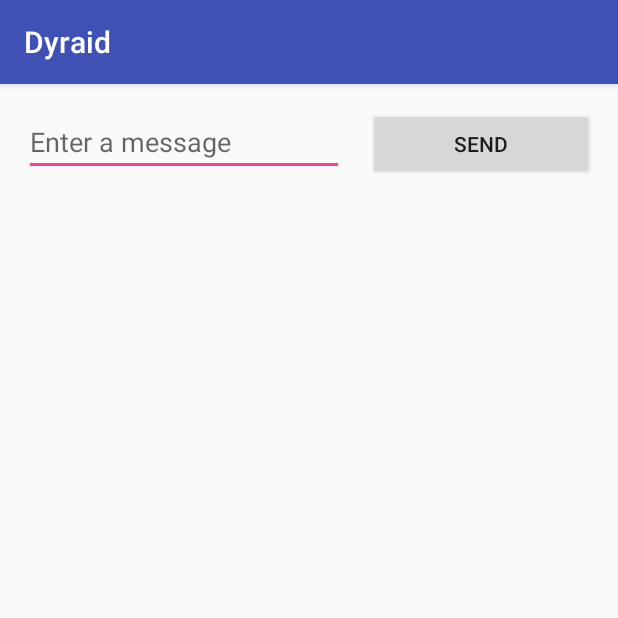
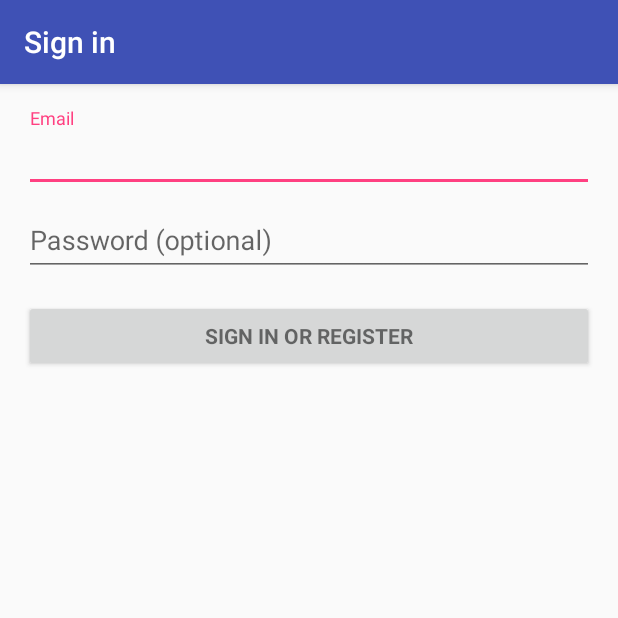
Before and after one commit to emekaokoro00/dyraid_android, an Android app: the screen it shows after launch (MainActivity before the commit, BasicSignInActivity after it), on a phone screen of 412 x 824 dp, the top half of it. Run offline under Robolectric (Android 15) with nearby library versions, the phone set to English and light mode, and no system bars; 2 statements that could not run were skipped.

Commit message:
start login

```diff
--- a/Dyraid_Android/app/build.gradle
+++ b/Dyraid_Android/app/build.gradle
@@ -26,5 +26,9 @@ dependencies {
     })
     compile 'com.android.support:appcompat-v7:25.3.0'
     compile 'com.android.support.constraint:constraint-layout:1.0.2'
+    compile 'com.google.android.gms:play-services-auth:9.8.0'
+    compile 'com.android.support:design:25.3.0'
     testCompile 'junit:junit:4.12'
 }
+
+apply plugin: 'com.google.gms.google-services'
--- /dev/null
+++ b/Dyraid_Android/app/src/main/java/com/dyraid/dyraid/BasicSignInActivity.java
@@ -0,0 +1,349 @@
+package com.dyraid.dyraid;
+
+import android.animation.Animator;
+import android.animation.AnimatorListenerAdapter;
+import android.annotation.TargetApi;
+import android.content.pm.PackageManager;
+import android.support.annotation.NonNull;
+import android.support.design.widget.Snackbar;
+import android.support.v7.app.AppCompatActivity;
+import android.app.LoaderManager.LoaderCallbacks;
+
+import android.content.CursorLoader;
+import android.content.Loader;
+import android.database.Cursor;
+import android.net.Uri;
+import android.os.AsyncTask;
+
+import android.os.Build;
+import android.os.Bundle;
+import android.provider.ContactsContract;
+import android.text.TextUtils;
+import android.view.KeyEvent;
+import android.view.View;
+import android.view.View.OnClickListener;
+import android.view.inputmethod.EditorInfo;
+import android.widget.ArrayAdapter;
+import android.widget.AutoCompleteTextView;
+import android.widget.Button;
+import android.widget.EditText;
+import android.widget.TextView;
+
+import java.util.ArrayList;
+import java.util.List;
+
+import static android.Manifest.permission.READ_CONTACTS;
+
+/**
+ * A login screen that offers login via email/password.
+ */
+public class BasicSignInActivity extends AppCompatActivity implements LoaderCallbacks<Cursor> {
+
+    /**
+     * Id to identity READ_CONTACTS permission request.
+     */
+    private static final int REQUEST_READ_CONTACTS = 0;
+
+    /**
+     * A dummy authentication store containing known user names and passwords.
+     * TODO: remove after connecting to a real authentication system.
+     */
+    private static final String[] DUMMY_CREDENTIALS = new String[]{
+            "foo@example.com:hello", "bar@example.com:world"
+    };
+    /**
+     * Keep track of the login task to ensure we can cancel it if requested.
+     */
+    private UserLoginTask mAuthTask = null;
+
+    // UI references.
+    private AutoCompleteTextView mEmailView;
+    private EditText mPasswordView;
+    private View mProgressView;
+    private View mLoginFormView;
+
+    @Override
+    protected void onCreate(Bundle savedInstanceState) {
+        super.onCreate(savedInstanceState);
+        setContentView(R.layout.activity_basic_sign_in);
+        // Set up the login form.
+        mEmailView = (AutoCompleteTextView) findViewById(R.id.email);
+        populateAutoComplete();
+
+        mPasswordView = (EditText) findViewById(R.id.password);
+        mPasswordView.setOnEditorActionListener(new TextView.OnEditorActionListener() {
+            @Override
+            public boolean onEditorAction(TextView textView, int id, KeyEvent keyEvent) {
+                if (id == R.id.login || id == EditorInfo.IME_NULL) {
+                    attemptLogin();
+                    return true;
+                }
+                return false;
+            }
+        });
+
+        Button mEmailSignInButton = (Button) findViewById(R.id.email_sign_in_button);
+        mEmailSignInButton.setOnClickListener(new OnClickListener() {
+            @Override
+            public void onClick(View view) {
+                attemptLogin();
+            }
+        });
+
+        mLoginFormView = findViewById(R.id.login_form);
+        mProgressView = findViewById(R.id.login_progress);
+    }
+
+    private void populateAutoComplete() {
+        if (!mayRequestContacts()) {
+            return;
+        }
+
+        getLoaderManager().initLoader(0, null, this);
+    }
+
+    private boolean mayRequestContacts() {
+        if (Build.VERSION.SDK_INT < Build.VERSION_CODES.M) {
+            return true;
+        }
+        if (checkSelfPermission(READ_CONTACTS) == PackageManager.PERMISSION_GRANTED) {
+            return true;
+        }
+        if (shouldShowRequestPermissionRationale(READ_CONTACTS)) {
+            Snackbar.make(mEmailView, R.string.permission_rationale, Snackbar.LENGTH_INDEFINITE)
+                    .setAction(android.R.string.ok, new View.OnClickListener() {
+                        @Override
+                        @TargetApi(Build.VERSION_CODES.M)
+                        public void onClick(View v) {
+                            requestPermissions(new String[]{READ_CONTACTS}, REQUEST_READ_CONTACTS);
+                        }
+                    });
+        } else {
+            requestPermissions(new String[]{READ_CONTACTS}, REQUEST_READ_CONTACTS);
+        }
+        return false;
+    }
+
+    /**
+     * Callback received when a permissions request has been completed.
+     */
+    @Override
+    public void onRequestPermissionsResult(int requestCode, @NonNull String[] permissions,
+                                           @NonNull int[] grantResults) {
+        if (requestCode == REQUEST_READ_CONTACTS) {
+            if (grantResults.length == 1 && grantResults[0] == PackageManager.PERMISSION_GRANTED) {
+                populateAutoComplete();
+            }
+        }
+    }
+
+
+    /**
+     * Attempts to sign in or register the account specified by the login form.
+     * If there are form errors (invalid email, missing fields, etc.), the
+     * errors are presented and no actual login attempt is made.
+     */
+    private void attemptLogin() {
+        if (mAuthTask != null) {
+            return;
+        }
+
+        // Reset errors.
+        mEmailView.setError(null);
+        mPasswordView.setError(null);
+
+        // Store values at the time of the login attempt.
+        String email = mEmailView.getText().toString();
+        String password = mPasswordView.getText().toString();
+
+        boolean cancel = false;
+        View focusView = null;
+
+        // Check for a valid password, if the user entered one.
+        if (!TextUtils.isEmpty(password) && !isPasswordValid(password)) {
+            mPasswordView.setError(getString(R.string.error_invalid_password));
+            focusView = mPasswordView;
+            cancel = true;
+        }
+
+        // Check for a valid email address.
+        if (TextUtils.isEmpty(email)) {
+            mEmailView.setError(getString(R.string.error_field_required));
+            focusView = mEmailView;
+            cancel = true;
+        } else if (!isEmailValid(email)) {
+            mEmailView.setError(getString(R.string.error_invalid_email));
+            focusView = mEmailView;
+            cancel = true;
+        }
+
+        if (cancel) {
+            // There was an error; don't attempt login and focus the first
+            // form field with an error.
+            focusView.requestFocus();
+        } else {
+            // Show a progress spinner, and kick off a background task to
+            // perform the user login attempt.
+            showProgress(true);
+            mAuthTask = new UserLoginTask(email, password);
+            mAuthTask.execute((Void) null);
+        }
+    }
+
+    private boolean isEmailValid(String email) {
+        //TODO: Replace this with your own logic
+        return email.contains("@");
+    }
+
+    private boolean isPasswordValid(String password) {
+        //TODO: Replace this with your own logic
+        return password.length() > 4;
+    }
+
+    /**
+     * Shows the progress UI and hides the login form.
+     */
+    @TargetApi(Build.VERSION_CODES.HONEYCOMB_MR2)
+    private void showProgress(final boolean show) {
+        // On Honeycomb MR2 we have the ViewPropertyAnimator APIs, which allow
+        // for very easy animations. If available, use these APIs to fade-in
+        // the progress spinner.
+        if (Build.VERSION.SDK_INT >= Build.VERSION_CODES.HONEYCOMB_MR2) {
+            int shortAnimTime = getResources().getInteger(android.R.integer.config_shortAnimTime);
+
+            mLoginFormView.setVisibility(show ? View.GONE : View.VISIBLE);
+            mLoginFormView.animate().setDuration(shortAnimTime).alpha(
+                    show ? 0 : 1).setListener(new AnimatorListenerAdapter() {
+                @Override
+                public void onAnimationEnd(Animator animation) {
+                    mLoginFormView.setVisibility(show ? View.GONE : View.VISIBLE);
+                }
+            });
+
+            mProgressView.setVisibility(show ? View.VISIBLE : View.GONE);
+            mProgressView.animate().setDuration(shortAnimTime).alpha(
+                    show ? 1 : 0).setListener(new AnimatorListenerAdapter() {
+                @Override
+                public void onAnimationEnd(Animator animation) {
+                    mProgressView.setVisibility(show ? View.VISIBLE : View.GONE);
+                }
+            });
+        } else {
+            // The ViewPropertyAnimator APIs are not available, so simply show
+            // and hide the relevant UI components.
+            mProgressView.setVisibility(show ? View.VISIBLE : View.GONE);
+            mLoginFormView.setVisibility(show ? View.GONE : View.VISIBLE);
+        }
+    }
+
+    @Override
+    public Loader<Cursor> onCreateLoader(int i, Bundle bundle) {
+        return new CursorLoader(this,
+                // Retrieve data rows for the device user's 'profile' contact.
+                Uri.withAppendedPath(ContactsContract.Profile.CONTENT_URI,
+                        ContactsContract.Contacts.Data.CONTENT_DIRECTORY), ProfileQuery.PROJECTION,
+
+                // Select only email addresses.
+                ContactsContract.Contacts.Data.MIMETYPE +
+                        " = ?", new String[]{ContactsContract.CommonDataKinds.Email
+                .CONTENT_ITEM_TYPE},
+
+                // Show primary email addresses first. Note that there won't be
+                // a primary email address if the user hasn't specified one.
+                ContactsContract.Contacts.Data.IS_PRIMARY + " DESC");
+    }
+
+    @Override
+    public void onLoadFinished(Loader<Cursor> cursorLoader, Cursor cursor) {
+        List<String> emails = new ArrayList<>();
+        cursor.moveToFirst();
+        while (!cursor.isAfterLast()) {
+            emails.add(cursor.getString(ProfileQuery.ADDRESS));
+            cursor.moveToNext();
+        }
+
+        addEmailsToAutoComplete(emails);
+    }
+
+    @Override
+    public void onLoaderReset(Loader<Cursor> cursorLoader) {
+
+    }
+
+    private void addEmailsToAutoComplete(List<String> emailAddressCollection) {
+        //Create adapter to tell the AutoCompleteTextView what to show in its dropdown list.
+        ArrayAdapter<String> adapter =
+                new ArrayAdapter<>(BasicSignInActivity.this,
+                        android.R.layout.simple_dropdown_item_1line, emailAddressCollection);
+
+        mEmailView.setAdapter(adapter);
+    }
+
+
+    private interface ProfileQuery {
+        String[] PROJECTION = {
+                ContactsContract.CommonDataKinds.Email.ADDRESS,
+                ContactsContract.CommonDataKinds.Email.IS_PRIMARY,
+        };
+
+        int ADDRESS = 0;
+        int IS_PRIMARY = 1;
+    }
+
+    /**
+     * Represents an asynchronous login/registration task used to authenticate
+     * the user.
+     */
+    public class UserLoginTask extends AsyncTask<Void, Void, Boolean> {
+
+        private final String mEmail;
+        private final String mPassword;
+
+        UserLoginTask(String email, String password) {
+            mEmail = email;
+            mPassword = password;
+        }
+
+        @Override
+        protected Boolean doInBackground(Void... params) {
+            // TODO: attempt authentication against a network service.
+
+            try {
+                // Simulate network access.
+                Thread.sleep(2000);
+            } catch (InterruptedException e) {
+                return false;
+            }
+
+            for (String credential : DUMMY_CREDENTIALS) {
+                String[] pieces = credential.split(":");
+                if (pieces[0].equals(mEmail)) {
+                    // Account exists, return true if the password matches.
+                    return pieces[1].equals(mPassword);
+                }
+            }
+
+            // TODO: register the new account here.
+            return true;
+        }
+
+        @Override
+        protected void onPostExecute(final Boolean success) {
+            mAuthTask = null;
+            showProgress(false);
+
+            if (success) {
+                finish();
+            } else {
+                mPasswordView.setError(getString(R.string.error_incorrect_password));
+                mPasswordView.requestFocus();
+            }
+        }
+
+        @Override
+        protected void onCancelled() {
+            mAuthTask = null;
+            showProgress(false);
+        }
+    }
+}
--- a/Dyraid_Android/app/src/main/java/com/dyraid/dyraid/MainActivity.java
+++ b/Dyraid_Android/app/src/main/java/com/dyraid/dyraid/MainActivity.java
@@ -20,7 +20,7 @@ public class MainActivity extends AppCompatActivity {
         Intent intent = new Intent(this, DisplayMessageActivity.class);
         EditText editText = (EditText) findViewById(R.id.editText);
         String message = editText.getText().toString();
-        intent.putExtra(EXTRA_MESSAGE, message);
+        intent.putExtra(EXTRA_MESSAGE + 'd', message);
         startActivity(intent);
     }
 }
--- /dev/null
+++ b/Dyraid_Android/app/src/main/res/layout/activity_basic_sign_in.xml
@@ -0,0 +1,77 @@
+<LinearLayout xmlns:android="http://schemas.android.com/apk/res/android"
+    xmlns:tools="http://schemas.android.com/tools"
+    android:layout_width="match_parent"
+    android:layout_height="match_parent"
+    android:gravity="center_horizontal"
+    android:orientation="vertical"
+    android:paddingBottom="@dimen/activity_vertical_margin"
+    android:paddingLeft="@dimen/activity_horizontal_margin"
+    android:paddingRight="@dimen/activity_horizontal_margin"
+    android:paddingTop="@dimen/activity_vertical_margin"
+    tools:context="com.dyraid.dyraid.BasicSignInActivity">
+
+    <!-- Login progress -->
+    <ProgressBar
+        android:id="@+id/login_progress"
+        style="?android:attr/progressBarStyleLarge"
+        android:layout_width="wrap_content"
+        android:layout_height="wrap_content"
+        android:layout_marginBottom="8dp"
+        android:visibility="gone" />
+
+    <ScrollView
+        android:id="@+id/login_form"
+        android:layout_width="match_parent"
+        android:layout_height="match_parent">
+
+        <LinearLayout
+            android:id="@+id/email_login_form"
+            android:layout_width="match_parent"
+            android:layout_height="wrap_content"
+            android:orientation="vertical">
+
+            <android.support.design.widget.TextInputLayout
+                android:layout_width="match_parent"
+                android:layout_height="wrap_content">
+
+                <AutoCompleteTextView
+                    android:id="@+id/email"
+                    android:layout_width="match_parent"
+                    android:layout_height="wrap_content"
+                    android:hint="@string/prompt_email"
+                    android:inputType="textEmailAddress"
+                    android:maxLines="1"
+                    android:singleLine="true" />
+
+            </android.support.design.widget.TextInputLayout>
+
+            <android.support.design.widget.TextInputLayout
+                android:layout_width="match_parent"
+                android:layout_height="wrap_content">
+
+                <EditText
+                    android:id="@+id/password"
+                    android:layout_width="match_parent"
+                    android:layout_height="wrap_content"
+                    android:hint="@string/prompt_password"
+                    android:imeActionId="@+id/login"
+                    android:imeActionLabel="@string/action_sign_in_short"
+                    android:imeOptions="actionUnspecified"
+                    android:inputType="textPassword"
+                    android:maxLines="1"
+                    android:singleLine="true" />
+
+            </android.support.design.widget.TextInputLayout>
+
+            <Button
+                android:id="@+id/email_sign_in_button"
+                style="?android:textAppearanceSmall"
+                android:layout_width="match_parent"
+                android:layout_height="wrap_content"
+                android:layout_marginTop="16dp"
+                android:text="@string/action_sign_in"
+                android:textStyle="bold" />
+
+        </LinearLayout>
+    </ScrollView>
+</LinearLayout>
--- /dev/null
+++ b/Dyraid_Android/app/src/main/res/values/dimens.xml
@@ -0,0 +1,5 @@
+<resources>
+    <!-- Default screen margins, per the Android Design guidelines. -->
+    <dimen name="activity_horizontal_margin">16dp</dimen>
+    <dimen name="activity_vertical_margin">16dp</dimen>
+</resources>
--- a/Dyraid_Android/app/src/main/res/values/strings.xml
+++ b/Dyraid_Android/app/src/main/res/values/strings.xml
@@ -2,4 +2,18 @@
     <string name="app_name">Dyraid</string>
     <string name="edit_message">Enter a message</string>
     <string name="button_send">Send</string>
+    <string name="title_activity_basic_sign_in">Sign in</string>
+
+    <!-- Strings related to login -->
+    <string name="prompt_email">Email</string>
+    <string name="prompt_password">Password (optional)</string>
+    <string name="action_sign_in">Sign in or register</string>
+    <string name="action_sign_in_short">Sign in</string>
+    <string name="error_invalid_email">This email address is invalid</string>
+    <string name="error_invalid_password">This password is too short</string>
+    <string name="error_incorrect_password">This password is incorrect</string>
+    <string name="error_field_required">This field is required</string>
+    <string name="permission_rationale">"Contacts permissions are needed for providing email
+        completions."
+    </string>
 </resources>
--- a/Dyraid_Android/build.gradle
+++ b/Dyraid_Android/build.gradle
@@ -6,6 +6,7 @@ buildscript {
     }
     dependencies {
         classpath 'com.android.tools.build:gradle:2.3.0'
+        classpath 'com.google.gms:google-services:3.0.0'
 
         // NOTE: Do not place your application dependencies here; they belong
         // in the individual module build.gradle files
```
Also changed, not shown: Dyraid_Android/app/src/main/AndroidManifest.xml (+12 -2 lines), 1 other file.
